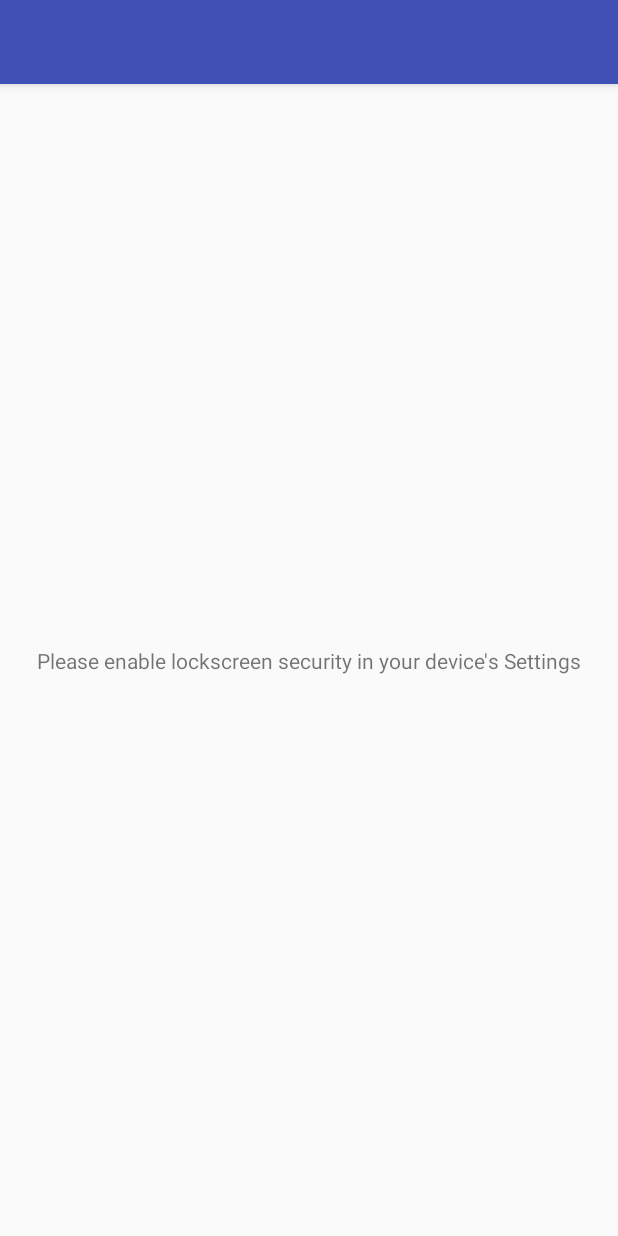
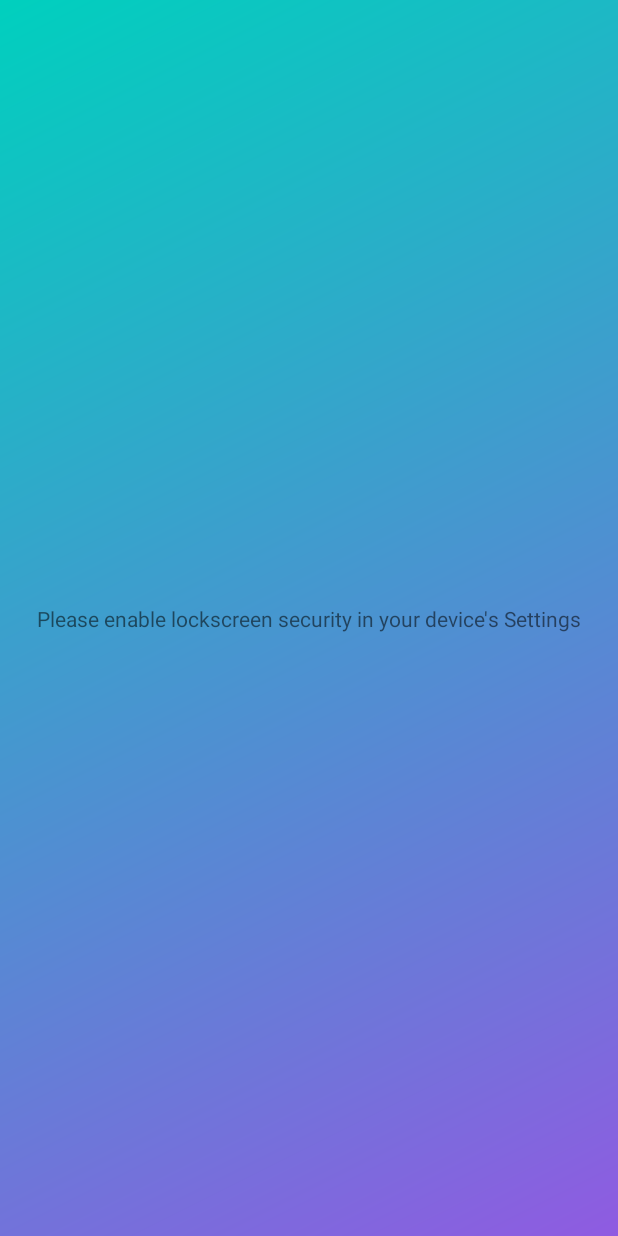
Before and after one commit to thalespessoa/biometric, an Android app: the screen it shows after launch (MainActivity), on a phone screen of 412 x 824 dp. Run offline under Robolectric (Android 15) with nearby library versions, the phone set to English and light mode, and no system bars; 4 statements that could not run were skipped.

Commit message:
Background

```diff
--- a/app/src/main/java/de/example/biometric/MainActivity.kt
+++ b/app/src/main/java/de/example/biometric/MainActivity.kt
@@ -16,6 +16,8 @@ import android.support.v4.app.ActivityCompat
 import android.support.v7.app.AppCompatActivity
 import android.widget.TextView
 import android.widget.Toast
+import de.example.biometric.drawables.BackgroundDrawable
+import kotlinx.android.synthetic.main.activity_main.*
 import java.io.IOException
 import java.security.*
 import java.security.cert.CertificateException
@@ -28,6 +30,8 @@ import javax.crypto.SecretKey
 class MainActivity : AppCompatActivity() {
     private val KEY_NAME = "yourKey"
 
+    private val backgroundImageView by lazy { background_image_view }
+
     lateinit var keyguardManager: KeyguardManager
     lateinit var fingerprintManager: FingerprintManager
     lateinit var textView: TextView
@@ -39,6 +43,8 @@ class MainActivity : AppCompatActivity() {
     override fun onCreate(savedInstanceState: Bundle?) {
         super.onCreate(savedInstanceState)
         setContentView(R.layout.activity_main)
+
+        backgroundImageView.setImageDrawable(BackgroundDrawable())
 
         textView = findViewById(R.id.text_view)
 
--- /dev/null
+++ b/app/src/main/java/de/example/biometric/drawables/BackgroundDrawable.kt
@@ -0,0 +1,47 @@
+package de.example.biometric.drawables
+
+import android.graphics.*
+import android.graphics.drawable.Drawable
+import android.support.annotation.ColorInt
+
+class BackgroundDrawable : Drawable() {
+    @ColorInt
+    private val FIRST_COLOR = 0xff00d0be
+
+    @ColorInt
+    private val LAST_COLOR = 0xff8f5be1
+
+    private val paint by lazy {
+        val p = Paint()
+        p.style = Paint.Style.FILL
+
+        p
+    }
+
+    override fun draw(canvas: Canvas?) {
+        val rect = RectF(bounds)
+        val linearGradient = LinearGradient(
+                0f,
+                0f,
+                bounds.width().toFloat(),
+                bounds.height().toFloat(),
+                FIRST_COLOR.toInt(),
+                LAST_COLOR.toInt(),
+                Shader.TileMode.MIRROR)
+
+        paint.shader = linearGradient
+        canvas?.drawRect(rect, paint)
+    }
+
+    override fun setAlpha(value: Int) {
+        paint.alpha = value
+    }
+
+    override fun getOpacity(): Int {
+        return paint.alpha
+    }
+
+    override fun setColorFilter(p0: ColorFilter?) {
+    }
+
+}
--- a/app/src/main/res/layout/activity_main.xml
+++ b/app/src/main/res/layout/activity_main.xml
@@ -5,6 +5,11 @@
     android:layout_width="match_parent"
     android:layout_height="match_parent"
     tools:context=".MainActivity">
+
+        <ImageView
+            android:id="@+id/background_image_view"
+            android:layout_width="match_parent"
+            android:layout_height="match_parent" />
 
     <TextView
         android:id="@+id/text_view"
--- a/app/src/main/res/values/styles.xml
+++ b/app/src/main/res/values/styles.xml
@@ -1,7 +1,7 @@
 <resources>
 
     <!-- Base application theme. -->
-    <style name="AppTheme" parent="Theme.AppCompat.Light.DarkActionBar">
+    <style name="AppTheme" parent="Theme.AppCompat.Light.NoActionBar">
         <!-- Customize your theme here. -->
         <item name="colorPrimary">@color/colorPrimary</item>
         <item name="colorPrimaryDark">@color/colorPrimaryDark</item>
```
Also changed, not shown: 1 other file.
